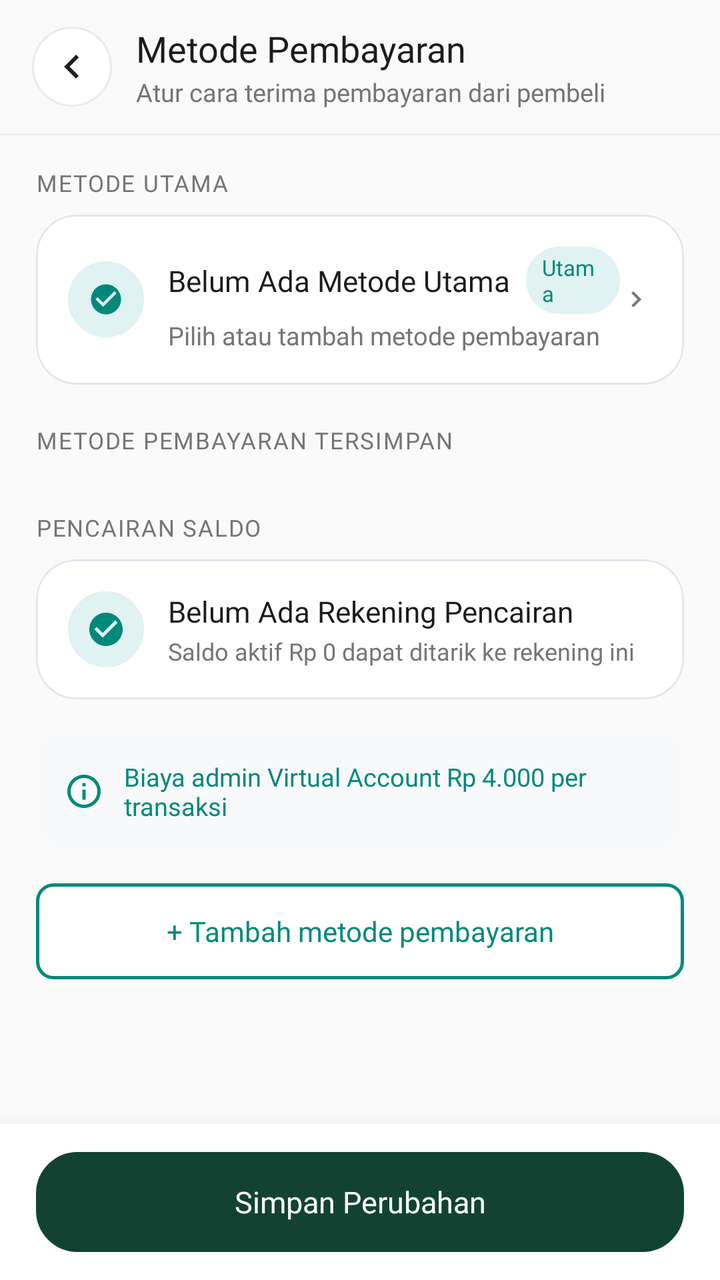
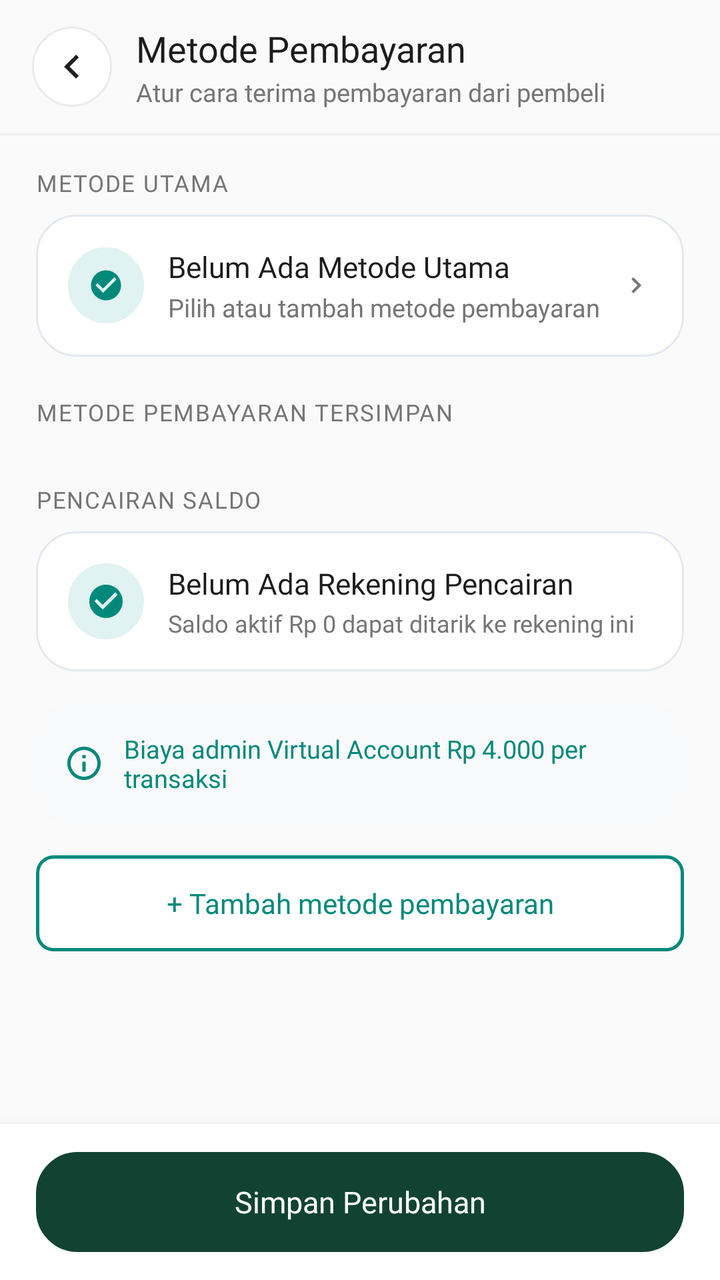

Before-and-after screenshots of an Android layout around one commit, followed by the original layout XML and the change that was made.
<!-- AndroidManifest.xml: application theme Theme.GuppyMarketIDN -->
<!-- res/layout/activity_payment_methods.xml -->
<?xml version="1.0" encoding="utf-8"?>
<RelativeLayout
    xmlns:android="http://schemas.android.com/apk/res/android"
    xmlns:app="http://schemas.android.com/apk/res-auto"
    xmlns:tools="http://schemas.android.com/tools"
    android:id="@+id/main"
    android:layout_width="match_parent"
    android:layout_height="match_parent"
    android:background="#FAFAFA"
    tools:context=".menuProfile.PaymentMethodsActivity">

    
    <LinearLayout
        android:id="@+id/topBarPaymentMethods"
        android:layout_width="match_parent"
        android:layout_height="wrap_content"
        android:layout_alignParentTop="true"
        android:background="#FAFAFA"
        android:paddingHorizontal="16dp"
        android:paddingTop="12dp"
        android:paddingBottom="12dp"
        android:gravity="center_vertical"
        android:orientation="horizontal">

        <ImageView
            android:id="@+id/btnBackPaymentMethods"
            android:layout_width="40dp"
            android:layout_height="40dp"
            android:background="@drawable/bg_circle_white_stroke"
            android:src="@drawable/ic_chevron_left"
            android:padding="8dp"
            android:clickable="true"
            android:focusable="true"/>

        <LinearLayout
            android:layout_width="0dp"
            android:layout_weight="1"
            android:layout_height="wrap_content"
            android:layout_marginStart="12dp"
            android:orientation="vertical">

            <TextView
                android:layout_width="wrap_content"
                android:layout_height="wrap_content"
                android:fontFamily="@font/inter_bold"
                android:text="Metode Pembayaran"
                android:textColor="@color/guppy_text_black"
                android:textSize="18sp"/>

            <TextView
                android:layout_width="wrap_content"
                android:layout_height="wrap_content"
                android:layout_marginTop="1dp"
                android:fontFamily="@font/inter_regular"
                android:text="Atur cara terima pembayaran dari pembeli"
                android:textColor="@color/guppy_text_gray"
                android:textSize="12.5sp"/>
        </LinearLayout>
    </LinearLayout>

    <View
        android:id="@+id/dividerHeader"
        android:layout_width="match_parent"
        android:layout_height="1dp"
        android:layout_below="@id/topBarPaymentMethods"
        android:background="#EEEEEE"/>

    
    <androidx.core.widget.NestedScrollView
        android:layout_width="match_parent"
        android:layout_height="match_parent"
        android:layout_below="@id/dividerHeader"
        android:layout_above="@id/bottomBarPaymentSave"
        android:fillViewport="true">

        <LinearLayout
            android:layout_width="match_parent"
            android:layout_height="wrap_content"
            android:orientation="vertical"
            android:paddingHorizontal="18dp"
            android:paddingTop="16dp"
            android:paddingBottom="30dp">

            
            <TextView
                android:layout_width="match_parent"
                android:layout_height="wrap_content"
                android:text="METODE UTAMA"
                android:textColor="@color/guppy_text_gray"
                android:fontFamily="@font/inter_bold"
                android:textSize="11.5sp"
                android:letterSpacing="0.05"/>

            <com.google.android.material.card.MaterialCardView
                android:id="@+id/cardMainPaymentMethod"
                android:layout_width="match_parent"
                android:layout_height="wrap_content"
                android:layout_marginTop="8dp"
                app:cardCornerRadius="20dp"
                app:cardElevation="0dp"
                app:cardBackgroundColor="@color/white"
                app:strokeColor="#E2E8F0"
                app:strokeWidth="1dp"
                android:clickable="true"
                android:focusable="true">

                <LinearLayout
                    android:layout_width="match_parent"
                    android:layout_height="wrap_content"
                    android:padding="16dp"
                    android:gravity="center_vertical"
                    android:orientation="horizontal">

                    <ImageView
                        android:layout_width="38dp"
                        android:layout_height="38dp"
                        android:background="@drawable/bg_circle_image"
                        android:backgroundTint="#E0F2F1"
                        android:src="@drawable/ic_verified_badge"
                        app:tint="@color/guppy_primary"
                        android:padding="10dp"/>

                    <LinearLayout
                        android:layout_width="0dp"
                        android:layout_weight="1"
                        android:layout_height="wrap_content"
                        android:layout_marginStart="12dp"
                        android:orientation="vertical">

                        <LinearLayout
                            android:layout_width="wrap_content"
                            android:layout_height="wrap_content"
                            android:gravity="center_vertical"
                            android:orientation="horizontal">

                            <TextView
                                android:id="@+id/tvMainPaymentName"
                                android:layout_width="wrap_content"
                                android:layout_height="wrap_content"
                                android:text="Belum Ada Metode Utama"
                                android:textColor="@color/guppy_text_black"
                                android:fontFamily="@font/inter_bold"
                                android:textSize="14.5sp"/>

                            <TextView
                                android:layout_width="wrap_content"
                                android:layout_height="wrap_content"
                                android:layout_marginStart="8dp"
                                android:background="@drawable/bg_chip_selected"
                                android:backgroundTint="#E0F2F1"
                                android:text="Utama"
                                android:textColor="@color/guppy_primary"
                                android:fontFamily="@font/inter_bold"
                                android:textSize="11sp"
                                android:paddingHorizontal="8dp"
                                android:paddingVertical="3dp"/>
                        </LinearLayout>

                        <TextView
                            android:id="@+id/tvMainPaymentAccNumber"
                            android:layout_width="wrap_content"
                            android:layout_height="wrap_content"
                            android:layout_marginTop="2dp"
                            android:text="Pilih atau tambah metode pembayaran"
                            android:textColor="@color/guppy_text_gray"
                            android:fontFamily="@font/inter_regular"
                            android:textSize="12.5sp"/>
                    </LinearLayout>

                    <ImageView
                        android:layout_width="16dp"
                        android:layout_height="16dp"
                        android:src="@drawable/ic_chevron_right"
                        app:tint="@color/guppy_text_gray"/>
                </LinearLayout>
            </com.google.android.material.card.MaterialCardView>

            
            <TextView
                android:layout_width="match_parent"
                android:layout_height="wrap_content"
                android:layout_marginTop="20dp"
                android:text="METODE PEMBAYARAN TERSIMPAN"
                android:textColor="@color/guppy_text_gray"
                android:fontFamily="@font/inter_bold"
                android:textSize="11.5sp"
                android:letterSpacing="0.05"/>

            <androidx.recyclerview.widget.RecyclerView
                android:id="@+id/recyclerPaymentMethods"
                android:layout_width="match_parent"
                android:layout_height="wrap_content"
                android:layout_marginTop="8dp"
                android:nestedScrollingEnabled="false"/>

            <TextView
                android:id="@+id/tvEmptyPaymentMethods"
                android:layout_width="match_parent"
                android:layout_height="wrap_content"
                android:layout_marginTop="16dp"
                android:layout_marginBottom="16dp"
                android:gravity="center"
                android:text="Belum ada metode pembayaran tersimpan. Ketuk '+ Tambah metode pembayaran' untuk menambahkan."
                android:textColor="@color/guppy_text_gray"
                android:fontFamily="@font/inter_medium"
                android:textSize="13sp"
                android:visibility="gone"/>



            
            <TextView
                android:layout_width="match_parent"
                android:layout_height="wrap_content"
                android:layout_marginTop="20dp"
                android:text="PENCAIRAN SALDO"
                android:textColor="@color/guppy_text_gray"
                android:fontFamily="@font/inter_bold"
                android:textSize="11.5sp"
                android:letterSpacing="0.05"/>

            <com.google.android.material.card.MaterialCardView
                android:layout_width="match_parent"
                android:layout_height="wrap_content"
                android:layout_marginTop="8dp"
                app:cardCornerRadius="20dp"
                app:cardElevation="0dp"
                app:cardBackgroundColor="@color/white"
                app:strokeColor="#E2E8F0"
                app:strokeWidth="1dp">

                <LinearLayout
                    android:layout_width="match_parent"
                    android:layout_height="wrap_content"
                    android:padding="16dp"
                    android:gravity="center_vertical"
                    android:orientation="horizontal">

                    <ImageView
                        android:layout_width="38dp"
                        android:layout_height="38dp"
                        android:background="@drawable/bg_circle_image"
                        android:backgroundTint="#E0F2F1"
                        android:src="@drawable/ic_verified_badge"
                        app:tint="@color/guppy_primary"
                        android:padding="9dp"/>

                    <LinearLayout
                        android:layout_width="0dp"
                        android:layout_weight="1"
                        android:layout_height="wrap_content"
                        android:layout_marginStart="12dp"
                        android:orientation="vertical">

                        <TextView
                            android:id="@+id/tvWithdrawalAccountName"
                            android:layout_width="wrap_content"
                            android:layout_height="wrap_content"
                            android:text="Belum Ada Rekening Pencairan"
                            android:textColor="@color/guppy_text_black"
                            android:fontFamily="@font/inter_bold"
                            android:textSize="14.5sp"/>

                        <TextView
                            android:id="@+id/tvWithdrawalSubtitle"
                            android:layout_width="wrap_content"
                            android:layout_height="wrap_content"
                            android:layout_marginTop="2dp"
                            android:text="Saldo aktif Rp 0 dapat ditarik ke rekening ini"
                            android:textColor="@color/guppy_text_gray"
                            android:fontFamily="@font/inter_regular"
                            android:textSize="12sp"/>
                    </LinearLayout>
                </LinearLayout>
            </com.google.android.material.card.MaterialCardView>

            
            <androidx.cardview.widget.CardView
                android:layout_width="match_parent"
                android:layout_height="wrap_content"
                android:layout_marginTop="16dp"
                app:cardCornerRadius="16dp"
                app:cardElevation="0dp"
                app:cardBackgroundColor="#F8F9FA"
                app:strokeColor="#EEEEEE"
                app:strokeWidth="1dp">

                <LinearLayout
                    android:layout_width="match_parent"
                    android:layout_height="wrap_content"
                    android:padding="14dp"
                    android:gravity="center_vertical"
                    android:orientation="horizontal">

                    <ImageView
                        android:layout_width="20dp"
                        android:layout_height="20dp"
                        android:src="@drawable/ic_info"
                        app:tint="@color/guppy_primary"/>

                    <TextView
                        android:id="@+id/tvAdminFeeNotice"
                        android:layout_width="0dp"
                        android:layout_weight="1"
                        android:layout_height="wrap_content"
                        android:layout_marginStart="10dp"
                        android:text="Biaya admin Virtual Account Rp 4.000 per transaksi"
                        android:textColor="@color/guppy_primary"
                        android:fontFamily="@font/inter_bold"
                        android:textSize="12.5sp"/>
                </LinearLayout>
            </androidx.cardview.widget.CardView>

            
            <TextView
                android:id="@+id/btnAddNewPaymentMethod"
                android:layout_width="match_parent"
                android:layout_height="48dp"
                android:layout_marginTop="16dp"
                android:background="@drawable/bg_btn_outline"
                android:text="+ Tambah metode pembayaran"
                android:textColor="@color/guppy_primary"
                android:fontFamily="@font/inter_bold"
                android:textSize="14sp"
                android:gravity="center"
                android:clickable="true"
                android:focusable="true"/>

        </LinearLayout>
    </androidx.core.widget.NestedScrollView>

    
    <LinearLayout
        android:id="@+id/bottomBarPaymentSave"
        android:layout_width="match_parent"
        android:layout_height="wrap_content"
        android:layout_alignParentBottom="true"
        android:background="@color/white"
        android:elevation="12dp"
        android:paddingHorizontal="18dp"
        android:paddingVertical="14dp">

        <TextView
            android:id="@+id/btnSavePaymentSettings"
            android:layout_width="match_parent"
            android:layout_height="50dp"
            android:background="@drawable/bg_chip_selected"
            android:backgroundTint="#124332"
            android:text="Simpan Perubahan"
            android:textColor="@color/white"
            android:fontFamily="@font/inter_bold"
            android:textSize="15sp"
            android:gravity="center"
            android:clickable="true"
            android:focusable="true"/>
    </LinearLayout>

</RelativeLayout>
<!-- resources referenced by this layout -->
<resources>
  <color name="guppy_primary">#00897B</color>
  <color name="guppy_text_black">#1C1C1C</color>
  <color name="guppy_text_gray">#757575</color>
  <color name="white">#FFFFFFFF</color>
  <!-- drawable bg_btn_outline (drawable) -->
  <?xml version="1.0" encoding="utf-8"?>
  <shape xmlns:android="http://schemas.android.com/apk/res/android">
      <solid android:color="@color/white" />
      <stroke android:width="1.5dp" android:color="@color/guppy_primary" />
      <corners android:radius="8dp" />
  </shape>
  <!-- drawable bg_chip_selected (drawable) -->
  <?xml version="1.0" encoding="utf-8"?>
  <shape xmlns:android="http://schemas.android.com/apk/res/android">
      <solid android:color="#E0F2F1" />
      <stroke
          android:width="1.5dp"
          android:color="@color/guppy_primary" />
      <corners android:radius="20dp" />
  </shape>
  <!-- drawable bg_circle_image (drawable) -->
  <?xml version="1.0" encoding="utf-8"?>
  <shape xmlns:android="http://schemas.android.com/apk/res/android" android:shape="oval">
      <solid android:color="@color/guppy_stroke" />
      <stroke android:width="2dp" android:color="@color/guppy_primary" />
  </shape>
  <!-- drawable bg_circle_white_stroke (drawable) -->
  <?xml version="1.0" encoding="utf-8"?>
  <shape xmlns:android="http://schemas.android.com/apk/res/android" android:shape="oval">
      <solid android:color="@color/white" />
      <stroke android:width="1dp" android:color="@color/guppy_stroke" />
  </shape>
  <!-- drawable ic_chevron_left (drawable) -->
  <vector xmlns:android="http://schemas.android.com/apk/res/android"
      android:width="24dp"
      android:height="24dp"
      android:viewportWidth="24"
      android:viewportHeight="24">
    <path
        android:fillColor="#1E1E1E"
        android:pathData="M15.41,16.59L10.83,12l4.58,-4.59L14,6l-6,6 6,6 1.41,-1.41z"/>
  </vector>
  <!-- drawable ic_chevron_right (drawable) -->
  <vector xmlns:android="http://schemas.android.com/apk/res/android"
      android:width="24dp"
      android:height="24dp"
      android:viewportWidth="24"
      android:viewportHeight="24">
    <path
        android:fillColor="#1E1E1E"
        android:pathData="M8.59,16.59L13.17,12 8.59,7.41 10,6l6,6 -6,6 -1.41,-1.41z"/>
  </vector>
  <!-- drawable ic_info (drawable) -->
  <vector xmlns:android="http://schemas.android.com/apk/res/android"
      android:width="24dp"
      android:height="24dp"
      android:viewportWidth="24"
      android:viewportHeight="24">
    <path
        android:fillColor="#E33A24"
        android:pathData="M11,17h2v-6h-2v6zM12,2C6.48,2 2,6.48 2,12s4.48,10 10,10 10,-4.48 10,-10S17.52,2 12,2zM12,20c-4.41,0 -8,-3.59 -8,-8s3.59,-8 8,-8 8,3.59 8,8 -3.59,8 -8,8zM11,7h2v2h-2z"/>
  </vector>
  <!-- drawable ic_verified_badge (drawable) -->
  <vector xmlns:android="http://schemas.android.com/apk/res/android"
      android:width="16dp"
      android:height="16dp"
      android:viewportWidth="24"
      android:viewportHeight="24">
    <path
        android:fillColor="#4CAF50"
        android:pathData="M12,2C6.48,2 2,6.48 2,12s4.48,10 10,10 10,-4.48 10,-10S17.52,2 12,2zM10,17l-5,-5 1.41,-1.41L10,14.17l7.59,-7.59L19,8l-9,9z"/>
  </vector>
  <style name="Theme.GuppyMarketIDN" parent="Base.Theme.GuppyMarketIDN" />
  <color name="guppy_stroke">#EBEBEB</color>
  <style name="Base.Theme.GuppyMarketIDN" parent="Theme.Material3.Light.NoActionBar">
          <item name="colorPrimary">@color/guppy_primary</item>
          <item name="colorOnPrimary">@color/white</item>
          <item name="android:textColorPrimary">@color/guppy_text_black</item>
          <item name="android:textColorSecondary">@color/guppy_text_gray</item>
          <item name="android:windowBackground">@color/guppy_background</item>
      </style>
  <color name="guppy_background">#F8F9FA</color>
</resources>

<!-- the commit's change to res/layout/activity_payment_methods.xml (unified diff, before → after) -->
@@ -143,6 +143,7 @@
                                 android:textSize="14.5sp"/>
 
                             <TextView
+                                android:id="@+id/tvMainPaymentUtamaBadge"
                                 android:layout_width="wrap_content"
                                 android:layout_height="wrap_content"
                                 android:layout_marginStart="8dp"
@@ -153,7 +154,8 @@
                                 android:fontFamily="@font/inter_bold"
                                 android:textSize="11sp"
                                 android:paddingHorizontal="8dp"
-                                android:paddingVertical="3dp"/>
+                                android:paddingVertical="3dp"
+                                android:visibility="gone"/>
                         </LinearLayout>
 
                         <TextView
